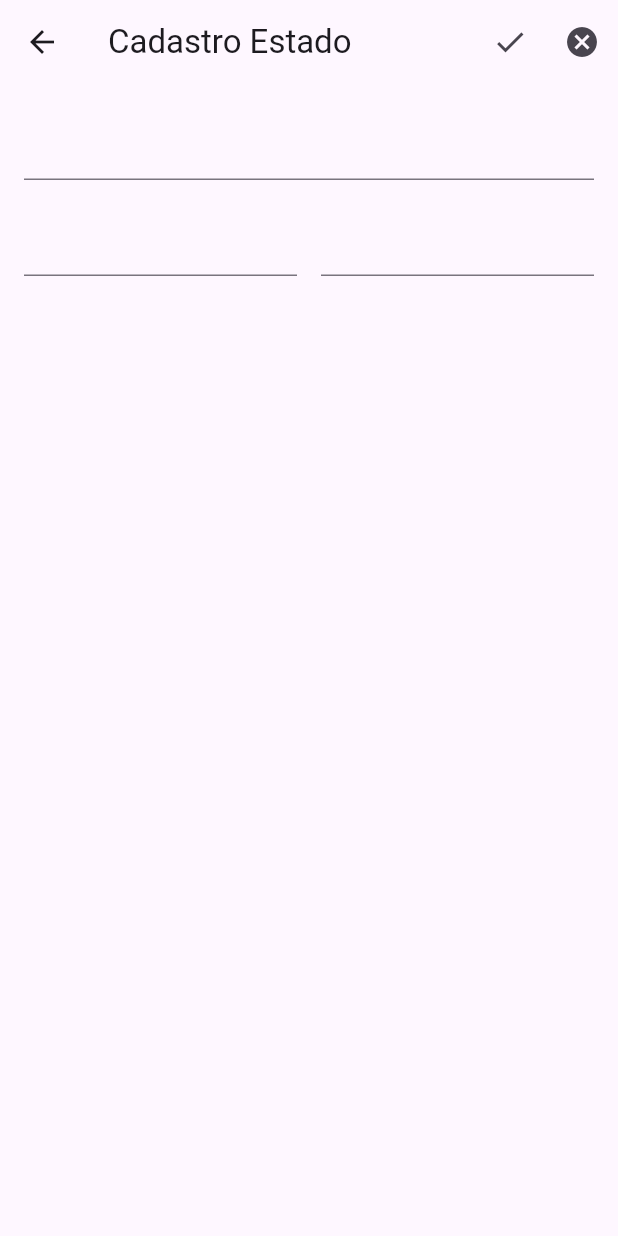
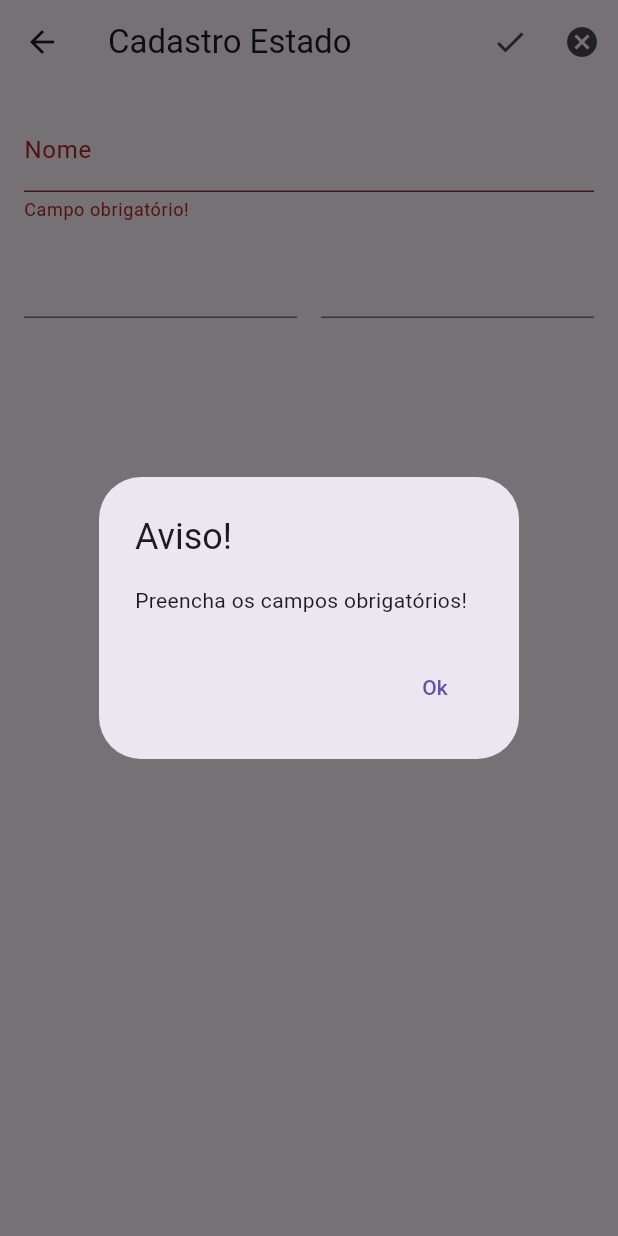
Before and after one commit to feliphearaujo/flutter_food, a Flutter app: the EstadoFormScreen screen opened by its route, after a tap on the "check" icon, on a phone screen of 412 x 824 dp. Run offline on Flutter 3.47's test engine with Material 3 defaults, Android fonts, the phone set to English and light mode, and no system bars; our stand-ins replace sqflite, sqflite_common_ffi; accounts and stored records are empty.

Commit message:
Campos obrigatórios

```diff
--- a/lib/presentation/screen/estado/estado_form_screen.dart
+++ b/lib/presentation/screen/estado/estado_form_screen.dart
@@ -14,12 +14,31 @@ class EstadoFormScreen extends StatefulWidget {
 }
 
 class _EstadoFormScreenState extends State<EstadoFormScreen> {
+// Pega estado do formulário (salvar, validar, resetar os dados associados ao Widget Form)
+  final GlobalKey<FormState> _formState = GlobalKey<FormState>();
+  // final para ter apenas uma instância do global key do formulário
   @override
   Widget build(BuildContext context) {
     return Scaffold(
       appBar: AppBar(
         actions: [
-          IconButton(onPressed:(){}, icon: const Icon(Icons.check)),
+          IconButton(onPressed:(){
+            // O primeiro ! serve para negar as condições dos validators do formulário
+            // O segundo ! é utilizado para acessar classes que podem conter valores nulos
+            if (!_formState.currentState!.validate()){
+              // Aqui construímos a janela de diálogo
+              showDialog(context: context, builder: (context){
+                return AlertDialog(
+                  title: const Text("Aviso!"),
+                  content: const Text("Preencha os campos obrigatórios!"),
+                  actions: [TextButton(onPressed:(){Navigator.pop(context);} , child: const Text("Ok"))]
+                );
+
+              } );
+            }else{
+
+            }
+          }, icon: const Icon(Icons.check)),
           IconButton(onPressed:(){ Navigator.pop(context); } , icon: const Icon(Icons.cancel))
         ],
         title: const Text('Cadastro Estado'),
@@ -31,22 +50,29 @@ class _EstadoFormScreenState extends State<EstadoFormScreen> {
 Widget _body(BuildContext context) {
 
   return Padding(padding: EdgeInsets.all(16),
-  // Para organizar os componentes verticalmente
-    child: Column(children: [
+    child:Form(
+      key: _formState,
+      child: Column(children: [
       Row(children: [
-        Flexible(child: TextFormField(),)
+        Flexible(child: TextFormField(
+          decoration: InputDecoration(label: Text("Nome")),
+          validator: (value) {
+            // Verificando se o campo é diferente de nulo e se retirei todos os espaços e está vazio
+            if (value != null && value.trim().isEmpty){
+              return "Campo obrigatório!";
+            }
+          },
+        ),)
       ]),
       const SizedBox(height: 16,),
-      Row(mainAxisAlignment: MainAxisAlignment.spaceBetween, children: [
+      Row(mainAxisAlignment: MainAxisAlignment.start, children: [
         Flexible(child: TextFormField()),
         const SizedBox(width: 16),
         Flexible(child: TextFormField()),
       ],)
     ]),
+    )
   );
+  }
 
 }
-
-
-
-}
```
